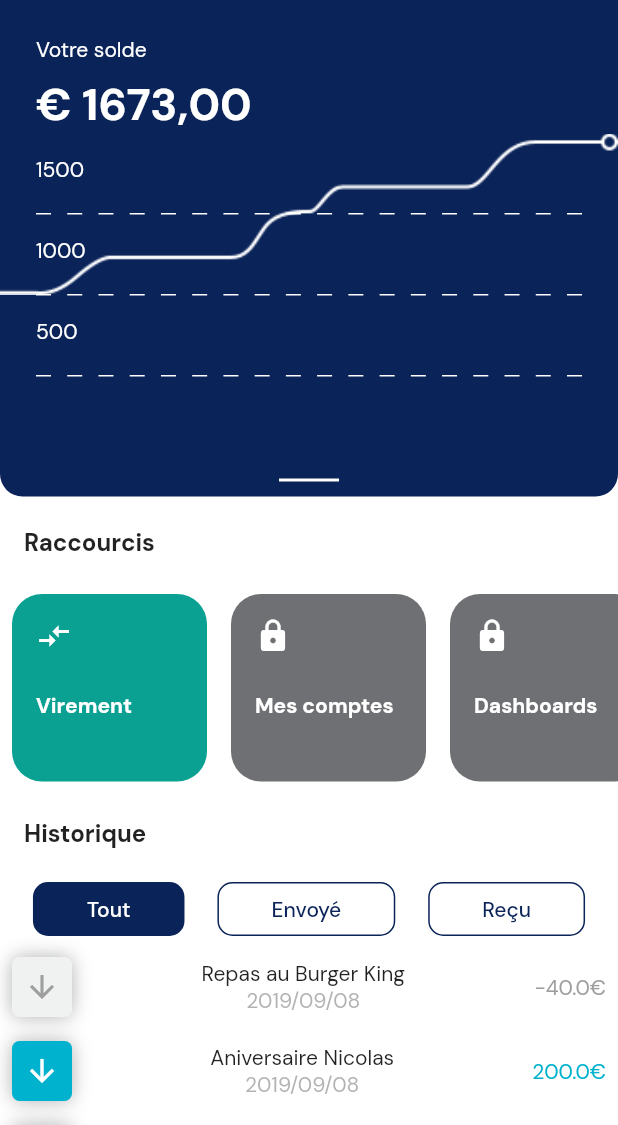
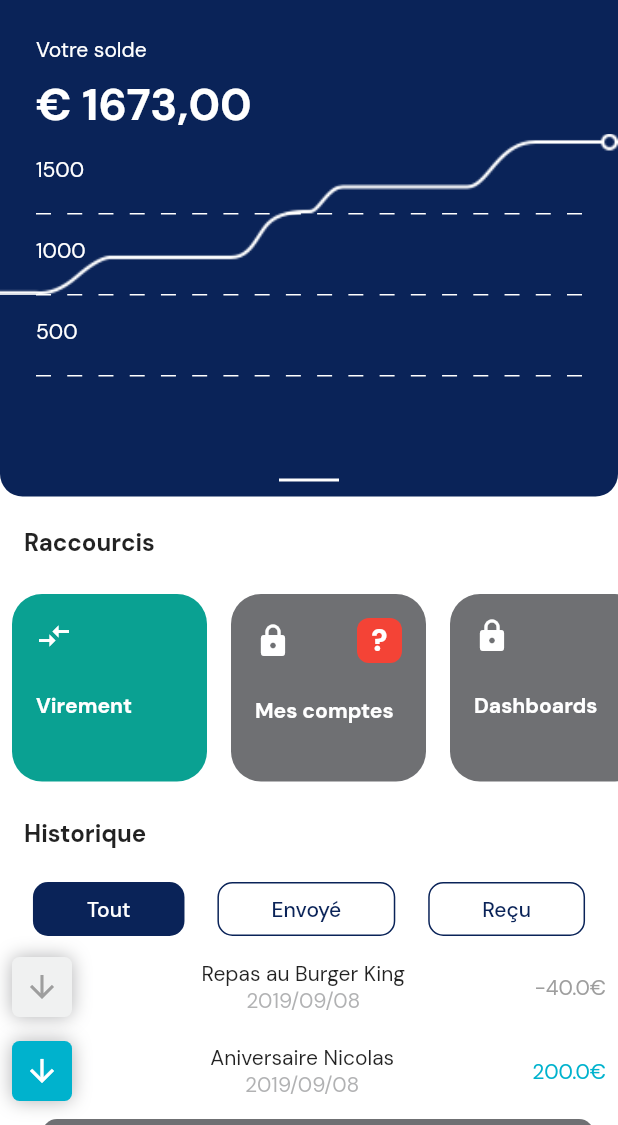
Before and after one commit to RemiDormoy/happiness-path-flutter, a Flutter app: the OperationsPage screen opened by its route, on a phone screen of 412 x 824 dp, the part 111-1236 px from its top. Run offline on Flutter 3.47's test engine with Material 2 defaults, Android fonts, the phone set to English and light mode, and no system bars; our stand-ins replace google_fonts, page_indicator; missing offline and left inert: flutter_lottie.

Commit message:
notifications

```diff
--- a/lib/OperationList.dart
+++ b/lib/OperationList.dart
@@ -94,7 +94,7 @@ class OperationList extends StatelessWidget {
               ],
             ),
           );
-        } else if (position == 7 && position == 20) {
+        } else if (position == 7) {
           return ActionCell('Complétez votre profil !', Icons.card_giftcard);
         } else if (position == 12) {
           return ActionCell('Découvrez notre coach financier', Icons.favorite);
--- a/lib/actionCell.dart
+++ b/lib/actionCell.dart
@@ -1,6 +1,8 @@
 import 'package:flutter/material.dart';
 import 'package:happiness_path/bottomSheetYolo.dart';
 import 'package:happiness_path/colors.dart';
+
+import 'notification.dart';
 
 class ActionCell extends StatelessWidget {
   String _label;
@@ -40,6 +42,10 @@ class ActionCell extends StatelessWidget {
                         ),
                       ),
                       Padding(
+                        padding: const EdgeInsets.all(2),
+                        child: NotificationTrends(),
+                      ),
+                      Padding(
                         padding: const EdgeInsets.fromLTRB(0, 0, 10, 0),
                         child: IconTheme(
                           data: new IconThemeData(color: Colors.white),
--- a/lib/endOfListCell.dart
+++ b/lib/endOfListCell.dart
@@ -1,6 +1,7 @@
 import 'package:flutter/material.dart';
 import 'package:happiness_path/bottomSheetYolo.dart';
 import 'package:happiness_path/colors.dart';
+import 'package:happiness_path/notification.dart';
 
 class EndOfListCell extends StatelessWidget {
   @override
@@ -28,6 +29,10 @@ class EndOfListCell extends StatelessWidget {
                 ),
               ),
             ),
+            Padding(
+              padding: const EdgeInsets.fromLTRB(8.0, 2, 8, 2),
+              child: NotificationTrends(),
+            ),
             Container(
               width: 40,
               height: 2,
--- /dev/null
+++ b/lib/notification.dart
@@ -0,0 +1,22 @@
+import 'package:flutter/cupertino.dart';
+import 'package:flutter/material.dart';
+
+class NotificationTrends extends StatelessWidget {
+  @override
+  Widget build(BuildContext context) {
+    return Container(
+      height: 30,
+      width: 30,
+      decoration: BoxDecoration(
+        color: Colors.red,
+        borderRadius: BorderRadius.all(Radius.circular(8))
+      ),
+      child: Center(
+        child: Text(
+          '?',
+          style: TextStyle(color: Colors.white, fontSize: 20, fontWeight: FontWeight.w900),
+        ),
+      ),
+    );
+  }
+}
--- a/lib/shortcutList.dart
+++ b/lib/shortcutList.dart
@@ -1,5 +1,6 @@
 import 'package:flutter/material.dart';
 import 'package:happiness_path/bottomSheetYolo.dart';
+import 'package:happiness_path/notification.dart';
 
 import 'colors.dart';
 
@@ -21,7 +22,7 @@ class ShortcutList extends StatelessWidget {
               onTap: () {
                 showBottomSheetForPattern(context, Pattern.SIMPLE_ACCESS);
               },
-              child: Shortcut('Mes comptes', actionCardColor, Icons.lock),
+              child: Shortcut('Mes comptes', actionCardColor, Icons.lock, true),
             ),
             Shortcut('Dashboards', actionCardColor, Icons.lock),
             Shortcut('Mes cartes', actionCardColor, Icons.lock),
@@ -34,12 +35,18 @@ class Shortcut extends StatelessWidget {
   String _label;
   Color _color;
   IconData _icon;
+  bool _hasNotif;
 
-  Shortcut(this._label, this._color, this._icon);
+  Shortcut(this._label, this._color, this._icon, [this._hasNotif = false]);
 
   @override
   Widget build(BuildContext context) {
-    // TODO: implement build
+    var yolo;
+    if (_hasNotif) {
+      yolo = NotificationTrends();
+    } else {
+      yolo = Text('');
+    }
     return Padding(
       padding: const EdgeInsets.all(8.0),
       child: Container(
@@ -53,10 +60,21 @@ class Shortcut extends StatelessWidget {
           crossAxisAlignment: CrossAxisAlignment.start,
           children: <Widget>[
             Padding(
-              padding: const EdgeInsets.fromLTRB(16, 16.0, 0, 0),
-              child: IconTheme(
-                data: new IconThemeData(color: Colors.white),
-                child: Icon(_icon),
+              padding: const EdgeInsets.fromLTRB(16, 16.0, 16, 0),
+              child: Row(
+                crossAxisAlignment: CrossAxisAlignment.center,
+                children: <Widget>[
+                  IconTheme(
+                    data: new IconThemeData(color: Colors.white),
+                    child: Icon(_icon),
+                  ),
+                  Expanded(
+                    child: Align(
+                      alignment: Alignment.centerRight,
+                      child: yolo,
+                    ),
+                  )
+                ],
               ),
             ),
             Expanded(
```
Also changed, not shown: lib/AmountCardContent.dart (+39 -10 lines), lib/ValidationCardContent.dart (+32 -6 lines), lib/confirmation.dart (+73 -2 lines).
